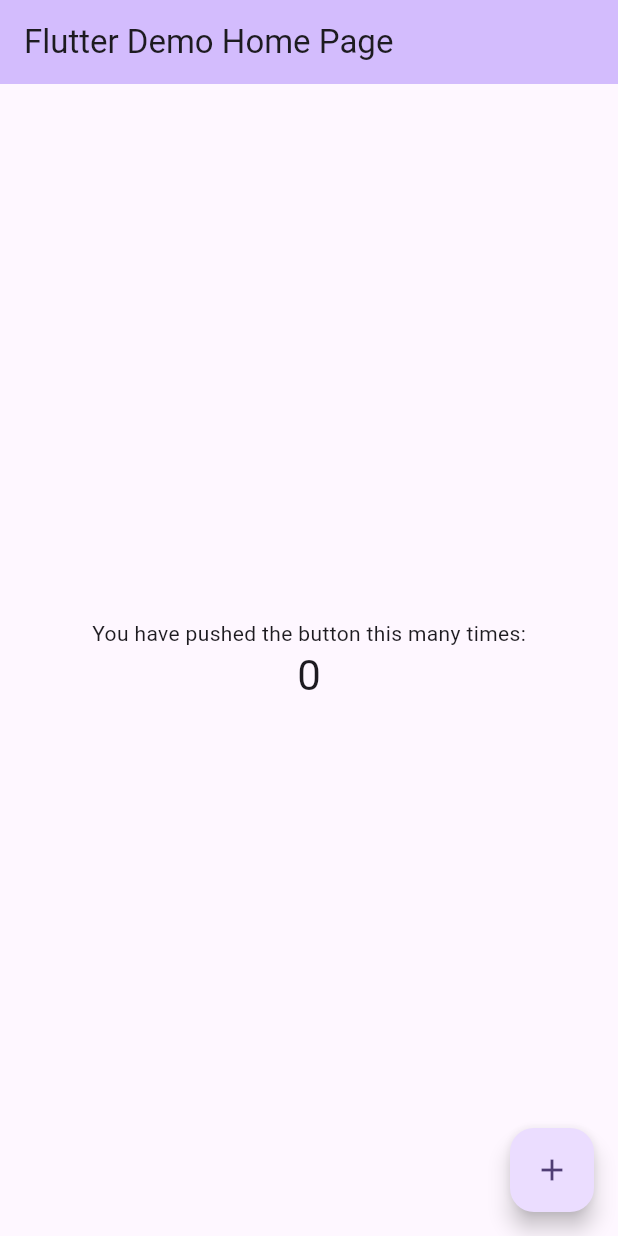
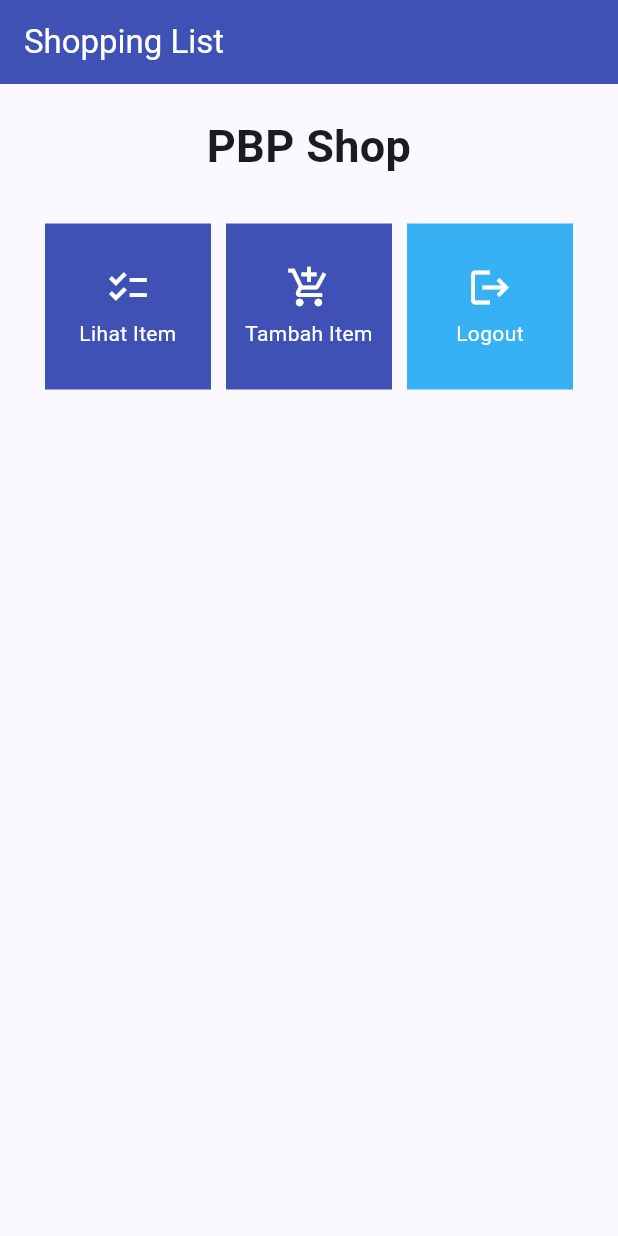
Before and after one commit to sanabiel/shoptheflop-mobile, a Flutter app: the screen it shows after launch, on a phone screen of 412 x 824 dp. Run offline on Flutter 3.47's test engine with Material 2 defaults, Android fonts, the phone set to English and light mode, and no system bars.

Commit message:
selesai tugas 7

```diff
--- a/lib/main.dart
+++ b/lib/main.dart
@@ -1,4 +1,5 @@
 import 'package:flutter/material.dart';
+import 'package:shoptheflop/menu.dart';
 
 void main() {
   runApp(const MyApp());
@@ -28,98 +29,10 @@
         //
         // This works for code too, not just values: Most code changes can be
         // tested with just a hot reload.
-        colorScheme: ColorScheme.fromSeed(seedColor: Colors.deepPurple),
+        colorScheme: ColorScheme.fromSeed(seedColor: Colors.indigo),
         useMaterial3: true,
       ),
-      home: const MyHomePage(title: 'Flutter Demo Home Page'),
+      home: const MyHomePage(),
     );
   }
 }
-
-class MyHomePage extends StatefulWidget {
-  const MyHomePage({super.key, required this.title});
-
-  // This widget is the home page of your application. It is stateful, meaning
-  // that it has a State object (defined below) that contains fields that affect
-  // how it looks.
-
-  // This class is the configuration for the state. It holds the values (in this
-  // case the title) provided by the parent (in this case the App widget) and
-  // used by the build method of the State. Fields in a Widget subclass are
-  // always marked "final".
-
-  final String title;
-
-  @override
-  State<MyHomePage> createState() => _MyHomePageState();
-}
-
-class _MyHomePageState extends State<MyHomePage> {
-  int _counter = 0;
-
-  void _incrementCounter() {
-    setState(() {
-      // This call to setState tells the Flutter framework that something has
-      // changed in this State, which causes it to rerun the build method below
-      // so that the display can reflect the updated values. If we changed
-      // _counter without calling setState(), then the build method would not be
-      // called again, and so nothing would appear to happen.
-      _counter++;
-    });
-  }
-
-  @override
-  Widget build(BuildContext context) {
-    // This method is rerun every time setState is called, for instance as done
-    // by the _incrementCounter method above.
-    //
-    // The Flutter framework has been optimized to make rerunning build methods
-    // fast, so that you can just rebuild anything that needs updating rather
-    // than having to individually change instances of widgets.
-    return Scaffold(
-      appBar: AppBar(
-        // TRY THIS: Try changing the color here to a specific color (to
-        // Colors.amber, perhaps?) and trigger a hot reload to see the AppBar
-        // change color while the other colors stay the same.
-        backgroundColor: Theme.of(context).colorScheme.inversePrimary,
-        // Here we take the value from the MyHomePage object that was created by
-        // the App.build method, and use it to set our appbar title.
-        title: Text(widget.title),
-      ),
-      body: Center(
-        // Center is a layout widget. It takes a single child and positions it
-        // in the middle of the parent.
-        child: Column(
-          // Column is also a layout widget. It takes a list of children and
-          // arranges them vertically. By default, it sizes itself to fit its
-          // children horizontally, and tries to be as tall as its parent.
-          //
-          // Column has various properties to control how it sizes itself and
-          // how it positions its children. Here we use mainAxisAlignment to
-          // center the children vertically; the main axis here is the vertical
-          // axis because Columns are vertical (the cross axis would be
-          // horizontal).
-          //
-          // TRY THIS: Invoke "debug painting" (choose the "Toggle Debug Paint"
-          // action in the IDE, or press "p" in the console), to see the
-          // wireframe for each widget.
-          mainAxisAlignment: MainAxisAlignment.center,
-          children: <Widget>[
-            const Text(
-              'You have pushed the button this many times:',
-            ),
-            Text(
-              '$_counter',
-              style: Theme.of(context).textTheme.headlineMedium,
-            ),
-          ],
-        ),
-      ),
-      floatingActionButton: FloatingActionButton(
-        onPressed: _incrementCounter,
-        tooltip: 'Increment',
-        child: const Icon(Icons.add),
-      ), // This trailing comma makes auto-formatting nicer for build methods.
-    );
-  }
-}
--- /dev/null
+++ b/lib/menu.dart
@@ -0,0 +1,141 @@
+import 'package:flutter/material.dart';
+
+class MyHomePage extends StatelessWidget {
+  const MyHomePage({Key? key}) : super(key: key);
+
+  // This widget is the home page of your application. It is stateful, meaning
+  // that it has a State object (defined below) that contains fields that affect
+  // how it looks.
+
+  // This class is the configuration for the state. It holds the values (in this
+  // case the title) provided by the parent (in this case the App widget) and
+  // used by the build method of the State. Fields in a Widget subclass are
+  // always marked "final".
+
+  @override
+  Widget build(BuildContext context) {
+    // This method is rerun every time setState is called, for instance as done
+    // by the _incrementCounter method above.
+    //
+    // The Flutter framework has been optimized to make rerunning build methods
+    // fast, so that you can just rebuild anything that needs updating rather
+    // than having to individually change instances of widgets.
+    return Scaffold(
+      appBar: AppBar(
+        title: const Text(
+          'Shopping List',
+        ),
+        backgroundColor: Colors.indigo,
+        foregroundColor: Colors.white,
+      ),
+      body: SingleChildScrollView(
+        // Widget wrapper yang dapat discroll
+        child: Padding(
+          padding: const EdgeInsets.all(10.0), // Set padding dari halaman
+          child: Column(
+            // Widget untuk menampilkan children secara vertikal
+            children: <Widget>[
+              const Padding(
+                padding: EdgeInsets.only(top: 10.0, bottom: 10.0),
+                // Widget Text untuk menampilkan tulisan dengan alignment center dan style yang sesuai
+                child: Text(
+                  'PBP Shop', // Text yang menandakan toko
+                  textAlign: TextAlign.center,
+                  style: TextStyle(
+                    fontSize: 30,
+                    fontWeight: FontWeight.bold,
+                  ),
+                ),
+              ),
+              // Grid layout
+              GridView.count(
+                // Container pada card kita.
+                primary: true,
+                padding: const EdgeInsets.all(20),
+                crossAxisSpacing: 10,
+                mainAxisSpacing: 10,
+                crossAxisCount: 3,
+                shrinkWrap: true,
+                children: items.map((ShopItem item) {
+                  // Iterasi untuk setiap item
+                  return ShopCard(item);
+                }).toList(),
+              ),
+            ],
+          ),
+        ),
+      ),
+    );
+  }
+}
+
+class ShopCard extends StatelessWidget {
+  final ShopItem item;
+
+  const ShopCard(this.item, {super.key}); // Constructor
+
+  @override
+  Widget build(BuildContext context) {
+    Color backgroundColor;
+
+    // Set different background colors based on the item's name
+    if (item.name == "Lihat Produk") {
+      backgroundColor = const Color.fromARGB(255, 127, 76, 175);
+    } else if (item.name == "Tambah Produk") {
+      backgroundColor = const Color.fromARGB(255, 33, 79, 243);
+    } else if (item.name == "Logout") {
+      backgroundColor = const Color.fromARGB(255, 54, 177, 244);
+    } else {
+      backgroundColor = Colors.indigo;
+    }
+
+    return Material(
+      color: backgroundColor,
+      child: InkWell(
+        // Area responsive terhadap sentuhan
+        onTap: () {
+          // Memunculkan SnackBar ketika diklik
+          ScaffoldMessenger.of(context)
+            ..hideCurrentSnackBar()
+            ..showSnackBar(SnackBar(
+                content: Text("Kamu telah menekan tombol ${item.name}!")));
+        },
+        child: Container(
+          // Container untuk menyimpan Icon dan Text
+          padding: const EdgeInsets.all(8),
+          child: Center(
+            child: Column(
+              mainAxisAlignment: MainAxisAlignment.center,
+              children: [
+                Icon(
+                  item.icon,
+                  color: Colors.white,
+                  size: 30.0,
+                ),
+                const Padding(padding: EdgeInsets.all(3)),
+                Text(
+                  item.name,
+                  textAlign: TextAlign.center,
+                  style: const TextStyle(color: Colors.white),
+                ),
+              ],
+            ),
+          ),
+        ),
+      ),
+    );
+  }
+}
+
+class ShopItem {
+  final String name;
+  final IconData icon;
+
+  ShopItem(this.name, this.icon);
+}
+
+final List<ShopItem> items = [
+  ShopItem("Lihat Item", Icons.checklist),
+  ShopItem("Tambah Item", Icons.add_shopping_cart),
+  ShopItem("Logout", Icons.logout),
+];
```
Also changed, not shown: 1 other file.
